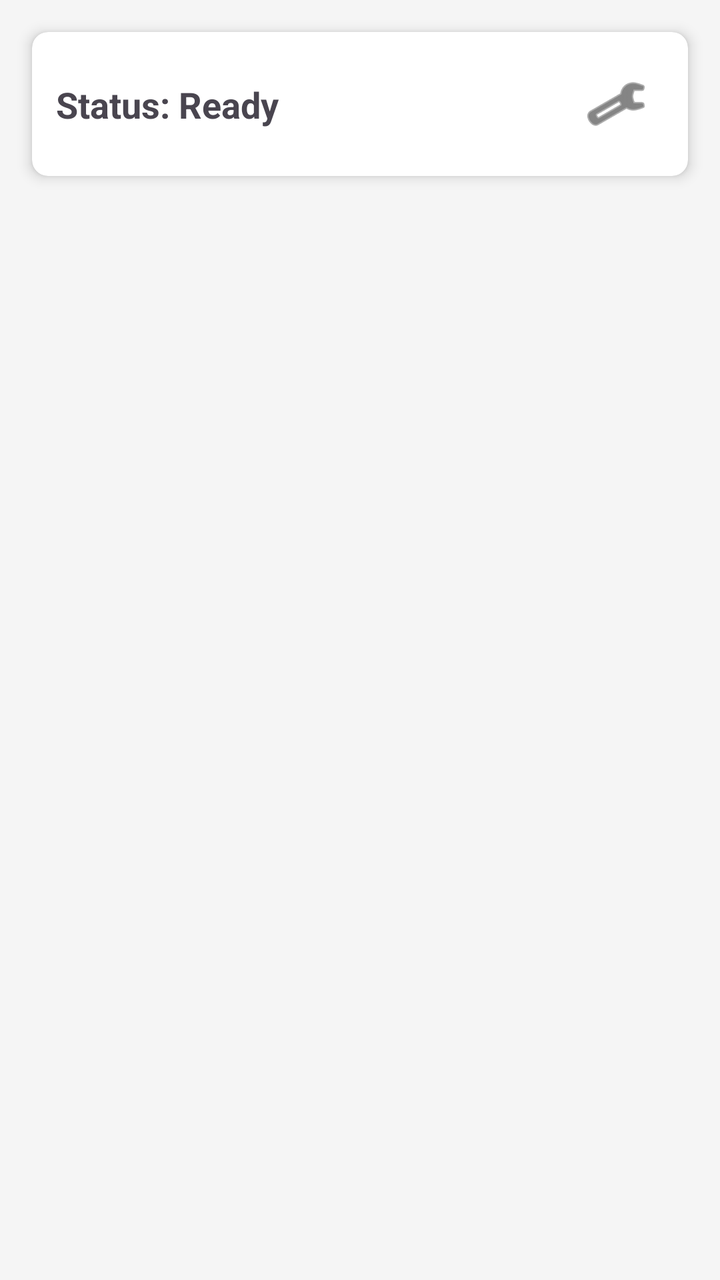
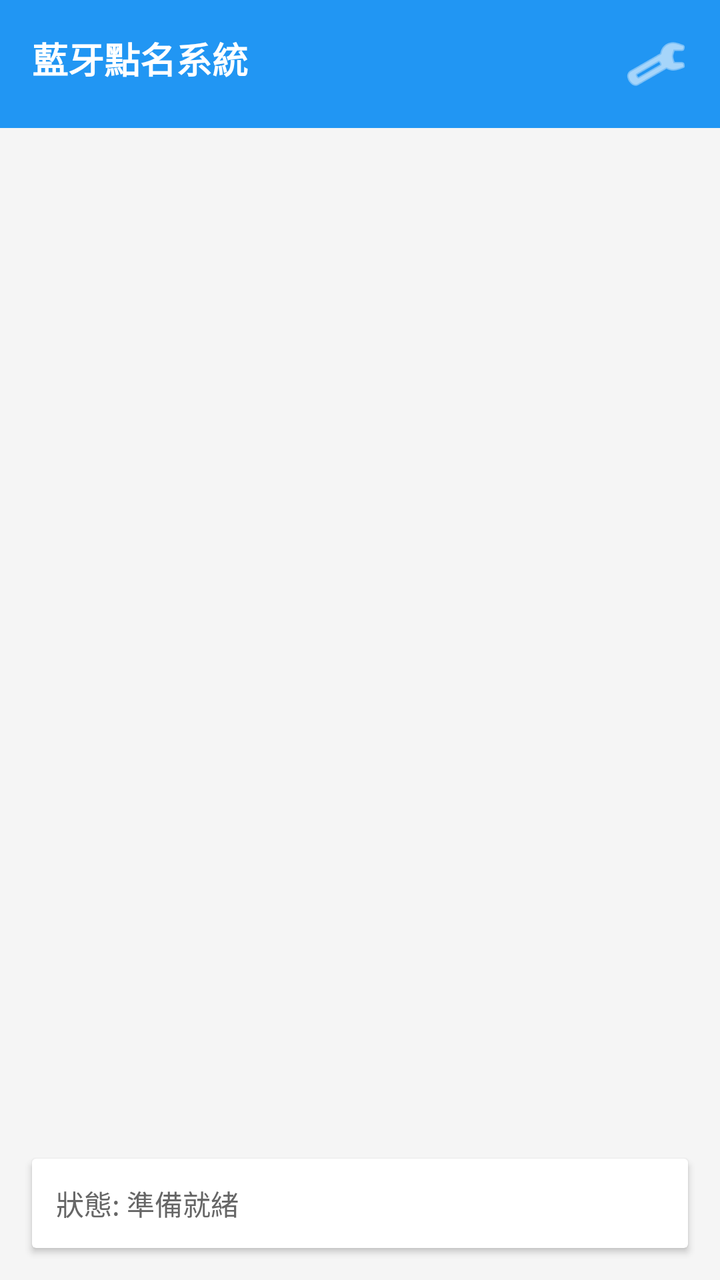

Before-and-after screenshots of an Android layout around one commit, followed by the original layout XML and the change that was made.
<!-- AndroidManifest.xml: application theme Theme.Bluetooth -->
<!-- res/layout/activity_main.xml -->
<?xml version="1.0" encoding="utf-8"?>
<androidx.constraintlayout.widget.ConstraintLayout xmlns:android="http://schemas.android.com/apk/res/android"
    xmlns:app="http://schemas.android.com/apk/res-auto"
    xmlns:tools="http://schemas.android.com/tools"
    android:id="@+id/main"
    android:layout_width="match_parent"
    android:layout_height="match_parent"
    android:background="#F5F5F5"
    tools:context=".MainActivity">

    
    <androidx.cardview.widget.CardView
        android:id="@+id/top_bar"
        android:layout_width="match_parent"
        android:layout_height="wrap_content"
        android:layout_margin="16dp"
        app:cardCornerRadius="8dp"
        app:cardElevation="4dp"
        app:layout_constraintTop_toTopOf="parent">

        <androidx.constraintlayout.widget.ConstraintLayout
            android:layout_width="match_parent"
            android:layout_height="wrap_content"
            android:padding="12dp">

            <TextView
                android:id="@+id/status_textview"
                android:layout_width="0dp"
                android:layout_height="wrap_content"
                android:text="Status: Ready"
                android:textAppearance="@style/TextAppearance.AppCompat.Medium"
                android:textStyle="bold"
                app:layout_constraintBottom_toBottomOf="parent"
                app:layout_constraintEnd_toStartOf="@+id/settings_button"
                app:layout_constraintStart_toStartOf="parent"
                app:layout_constraintTop_toTopOf="parent" />

            <ImageButton
                android:id="@+id/settings_button"
                android:layout_width="wrap_content"
                android:layout_height="wrap_content"
                android:background="?attr/selectableItemBackgroundBorderless"
                android:padding="8dp"
                android:src="@android:drawable/ic_menu_manage"
                app:layout_constraintBottom_toBottomOf="parent"
                app:layout_constraintEnd_toEndOf="parent"
                app:layout_constraintTop_toTopOf="parent"
                app:tint="#333333" />

        </androidx.constraintlayout.widget.ConstraintLayout>
    </androidx.cardview.widget.CardView>

    
    <androidx.cardview.widget.CardView
        android:id="@+id/student_card"
        android:layout_width="match_parent"
        android:layout_height="wrap_content"
        android:layout_margin="16dp"
        android:visibility="gone"
        app:cardCornerRadius="12dp"
        app:cardElevation="2dp"
        app:layout_constraintTop_toBottomOf="@id/top_bar">

        <LinearLayout
            android:layout_width="match_parent"
            android:layout_height="wrap_content"
            android:orientation="vertical"
            android:padding="20dp">

            <TextView
                android:layout_width="wrap_content"
                android:layout_height="wrap_content"
                android:text="安全點名簽到"
                android:textColor="#333333"
                android:textSize="20sp"
                android:textStyle="bold" />

            <TextView
                android:id="@+id/student_id_textview"
                android:layout_width="wrap_content"
                android:layout_height="wrap_content"
                android:layout_marginTop="12dp"
                android:text="學號 : "
                android:textColor="#333333"
                android:textSize="18sp"
                android:textStyle="bold" />

            <TextView
                android:layout_width="wrap_content"
                android:layout_height="wrap_content"
                android:layout_marginTop="24dp"
                android:text="請輸入點名代碼 (由老師提供)"
                android:textColor="#666666"
                android:textSize="14sp" />

            <EditText
                android:id="@+id/session_code_edittext"
                android:layout_width="match_parent"
                android:layout_height="wrap_content"
                android:layout_marginTop="8dp"
                android:background="@android:drawable/edit_text"
                android:hint="例如: 1234"
                android:inputType="number"
                android:maxLength="4"
                android:padding="12dp" />

            <Button
                android:id="@+id/broadcast_button"
                android:layout_width="match_parent"
                android:layout_height="60dp"
                android:layout_marginTop="24dp"
                android:backgroundTint="#2196F3"
                android:text="獲取 OTP 並發送簽到"
                android:textAllCaps="false"
                android:textColor="#FFFFFF"
                android:textSize="18sp"
                android:textStyle="bold"
                app:cornerRadius="12dp" />
        </LinearLayout>
    </androidx.cardview.widget.CardView>

    
    <androidx.constraintlayout.widget.ConstraintLayout
        android:id="@+id/teacher_pager_container"
        android:layout_width="match_parent"
        android:layout_height="0dp"
        android:visibility="gone"
        app:layout_constraintBottom_toBottomOf="parent"
        app:layout_constraintTop_toBottomOf="@id/top_bar">

        <androidx.viewpager2.widget.ViewPager2
            android:id="@+id/teacher_view_pager"
            android:layout_width="match_parent"
            android:layout_height="0dp"
            app:layout_constraintBottom_toTopOf="@+id/dot_indicator_layout"
            app:layout_constraintTop_toTopOf="parent" />

        <LinearLayout
            android:id="@+id/dot_indicator_layout"
            android:layout_width="wrap_content"
            android:layout_height="wrap_content"
            android:layout_marginBottom="16dp"
            android:gravity="center"
            android:orientation="horizontal"
            app:layout_constraintBottom_toBottomOf="parent"
            app:layout_constraintEnd_toEndOf="parent"
            app:layout_constraintStart_toStartOf="parent">

            <ImageView
                android:id="@+id/dot1"
                android:layout_width="12dp"
                android:layout_height="12dp"
                android:layout_margin="4dp"
                android:src="@drawable/dot_filled" />

            <ImageView
                android:id="@+id/dot2"
                android:layout_width="12dp"
                android:layout_height="12dp"
                android:layout_margin="4dp"
                android:src="@drawable/dot_empty" />
        </LinearLayout>
    </androidx.constraintlayout.widget.ConstraintLayout>

</androidx.constraintlayout.widget.ConstraintLayout>
<!-- resources referenced by this layout -->
<resources>
  <!-- drawable dot_empty (drawable) -->
  <?xml version="1.0" encoding="utf-8"?>
  <shape xmlns:android="http://schemas.android.com/apk/res/android"
      android:shape="oval">
      <stroke android:width="1dp" android:color="#3F51B5" />
      <size android:width="8dp" android:height="8dp" />
  </shape>
  <!-- drawable dot_filled (drawable) -->
  <?xml version="1.0" encoding="utf-8"?>
  <shape xmlns:android="http://schemas.android.com/apk/res/android"
      android:shape="oval">
      <solid android:color="#3F51B5" />
      <size android:width="8dp" android:height="8dp" />
  </shape>
  <style name="Theme.Bluetooth" parent="Base.Theme.Bluetooth" />
  <style name="Base.Theme.Bluetooth" parent="Theme.Material3.DayNight.NoActionBar">
          
          
      </style>
</resources>

<!-- the commit's change to res/layout/activity_main.xml (unified diff, before → after) -->
@@ -1,165 +1,131 @@
 <?xml version="1.0" encoding="utf-8"?>
 <androidx.constraintlayout.widget.ConstraintLayout xmlns:android="http://schemas.android.com/apk/res/android"
     xmlns:app="http://schemas.android.com/apk/res-auto"
-    xmlns:tools="http://schemas.android.com/tools"
-    android:id="@+id/main"
     android:layout_width="match_parent"
     android:layout_height="match_parent"
-    android:background="#F5F5F5"
-    tools:context=".MainActivity">
+    android:background="#F5F5F5">
 
-    
-    <androidx.cardview.widget.CardView
-        android:id="@+id/top_bar"
+    <androidx.appcompat.widget.Toolbar
+        android:id="@+id/toolbar"
         android:layout_width="match_parent"
-        android:layout_height="wrap_content"
-        android:layout_margin="16dp"
-        app:cardCornerRadius="8dp"
-        app:cardElevation="4dp"
+        android:layout_height="?attr/actionBarSize"
+        android:background="#2196F3"
         app:layout_constraintTop_toTopOf="parent">
 
-        <androidx.constraintlayout.widget.ConstraintLayout
+        <RelativeLayout
             android:layout_width="match_parent"
             android:layout_height="wrap_content"
-            android:padding="12dp">
-
+            android:paddingEnd="16dp">
             <TextView
-                android:id="@+id/status_textview"
-                android:layout_width="0dp"
+                android:layout_width="wrap_content"
                 android:layout_height="wrap_content"
-                android:text="Status: Ready"
-                android:textAppearance="@style/TextAppearance.AppCompat.Medium"
-                android:textStyle="bold"
-                app:layout_constraintBottom_toBottomOf="parent"
-                app:layout_constraintEnd_toStartOf="@+id/settings_button"
-                app:layout_constraintStart_toStartOf="parent"
-                app:layout_constraintTop_toTopOf="parent" />
-
+                android:text="藍牙點名系統"
+                android:textColor="#FFFFFF"
+                android:textSize="18sp"
+                android:textStyle="bold" />
             <ImageButton
                 android:id="@+id/settings_button"
-                android:layout_width="wrap_content"
-                android:layout_height="wrap_content"
+                android:layout_width="32dp"
+                android:layout_height="32dp"
+                android:layout_alignParentEnd="true"
                 android:background="?attr/selectableItemBackgroundBorderless"
-                android:padding="8dp"
                 android:src="@android:drawable/ic_menu_manage"
-                app:layout_constraintBottom_toBottomOf="parent"
-                app:layout_constraintEnd_toEndOf="parent"
-                app:layout_constraintTop_toTopOf="parent"
-                app:tint="#333333" />
-
-        </androidx.constraintlayout.widget.ConstraintLayout>
-    </androidx.cardview.widget.CardView>
+                app:tint="#FFFFFF" />
+        </RelativeLayout>
+    </androidx.appcompat.widget.Toolbar>
 
     
     <androidx.cardview.widget.CardView
         android:id="@+id/student_card"
         android:layout_width="match_parent"
         android:layout_height="wrap_content"
-        android:layout_margin="16dp"
+        android:layout_margin="24dp"
         android:visibility="gone"
-        app:cardCornerRadius="12dp"
-        app:cardElevation="2dp"
-        app:layout_constraintTop_toBottomOf="@id/top_bar">
+        app:cardCornerRadius="16dp"
+        app:layout_constraintTop_toBottomOf="@id/toolbar">
 
         <LinearLayout
             android:layout_width="match_parent"
             android:layout_height="wrap_content"
             android:orientation="vertical"
-            android:padding="20dp">
-
-            <TextView
-                android:layout_width="wrap_content"
-                android:layout_height="wrap_content"
-                android:text="安全點名簽到"
-                android:textColor="#333333"
-                android:textSize="20sp"
-                android:textStyle="bold" />
+            android:padding="24dp">
 
             <TextView
                 android:id="@+id/student_id_textview"
                 android:layout_width="wrap_content"
                 android:layout_height="wrap_content"
-                android:layout_marginTop="12dp"
-                android:text="學號 : "
-                android:textColor="#333333"
-                android:textSize="18sp"
+                android:text="學號 : Unknown"
+                android:textSize="20sp"
                 android:textStyle="bold" />
 
             <TextView
-                android:layout_width="wrap_content"
-                android:layout_height="wrap_content"
-                android:layout_marginTop="24dp"
-                android:text="請輸入點名代碼 (由老師提供)"
-                android:textColor="#666666"
-                android:textSize="14sp" />
-
-            <EditText
-                android:id="@+id/session_code_edittext"
                 android:layout_width="match_parent"
                 android:layout_height="wrap_content"
                 android:layout_marginTop="8dp"
-                android:background="@android:drawable/edit_text"
-                android:hint="例如: 1234"
-                android:inputType="number"
-                android:maxLength="4"
-                android:padding="12dp" />
+                android:text="點擊下方按鈕即可自動獲取權杖並簽到"
+                android:textColor="#888888"
+                android:textSize="14sp" />
 
             <Button
                 android:id="@+id/broadcast_button"
                 android:layout_width="match_parent"
-                android:layout_height="60dp"
-                android:layout_marginTop="24dp"
-                android:backgroundTint="#2196F3"
-                android:text="獲取 OTP 並發送簽到"
-                android:textAllCaps="false"
-                android:textColor="#FFFFFF"
+                android:layout_height="64dp"
+                android:layout_marginTop="32dp"
+                android:backgroundTint="#4CAF50"
+                android:text="發送簽到訊號"
                 android:textSize="18sp"
                 android:textStyle="bold"
                 app:cornerRadius="12dp" />
+            
+            
+            <EditText
+                android:id="@+id/session_code_edittext"
+                android:layout_width="0dp"
+                android:layout_height="0dp"
+                android:visibility="gone" />
         </LinearLayout>
     </androidx.cardview.widget.CardView>
 
     
-    <androidx.constraintlayout.widget.ConstraintLayout
+    <LinearLayout
         android:id="@+id/teacher_pager_container"
         android:layout_width="match_parent"
         android:layout_height="0dp"
+        android:orientation="vertical"
         android:visibility="gone"
-        app:layout_constraintBottom_toBottomOf="parent"
-        app:layout_constraintTop_toBottomOf="@id/top_bar">
+        app:layout_constraintBottom_toTopOf="@id/status_card"
+        app:layout_constraintTop_toBottomOf="@id/toolbar">
 
         <androidx.viewpager2.widget.ViewPager2
             android:id="@+id/teacher_view_pager"
             android:layout_width="match_parent"
             android:layout_height="0dp"
-            app:layout_constraintBottom_toTopOf="@+id/dot_indicator_layout"
-            app:layout_constraintTop_toTopOf="parent" />
+            android:layout_weight="1" />
 
         <LinearLayout
-            android:id="@+id/dot_indicator_layout"
             android:layout_width="wrap_content"
             android:layout_height="wrap_content"
-            android:layout_marginBottom="16dp"
-            android:gravity="center"
-            android:orientation="horizontal"
-            app:layout_constraintBottom_toBottomOf="parent"
-            app:layout_constraintEnd_toEndOf="parent"
-            app:layout_constraintStart_toStartOf="parent">
+            android:layout_gravity="center"
+            android:layout_margin="8dp"
+            android:orientation="horizontal">
+            <ImageView android:id="@+id/dot1" android:layout_width="10dp" android:layout_height="10dp" android:layout_margin="4dp" android:src="@drawable/dot_filled" />
+            <ImageView android:id="@+id/dot2" android:layout_width="10dp" android:layout_height="10dp" android:layout_margin="4dp" android:src="@drawable/dot_empty" />
+        </LinearLayout>
+    </LinearLayout>
 
-            <ImageView
-                android:id="@+id/dot1"
-                android:layout_width="12dp"
-                android:layout_height="12dp"
-                android:layout_margin="4dp"
-                android:src="@drawable/dot_filled" />
-
-            <ImageView
-                android:id="@+id/dot2"
-                android:layout_width="12dp"
-                android:layout_height="12dp"
-                android:layout_margin="4dp"
-                android:src="@drawable/dot_empty" />
-        </LinearLayout>
-    </androidx.constraintlayout.widget.ConstraintLayout>
+    <androidx.cardview.widget.CardView
+        android:id="@+id/status_card"
+        android:layout_width="match_parent"
+        android:layout_height="wrap_content"
+        android:layout_margin="16dp"
+        app:layout_constraintBottom_toBottomOf="parent">
+        <TextView
+            android:id="@+id/status_textview"
+            android:layout_width="match_parent"
+            android:layout_height="wrap_content"
+            android:padding="12dp"
+            android:text="狀態: 準備就緒"
+            android:textColor="#666666" />
+    </androidx.cardview.widget.CardView>
 
 </androidx.constraintlayout.widget.ConstraintLayout>
